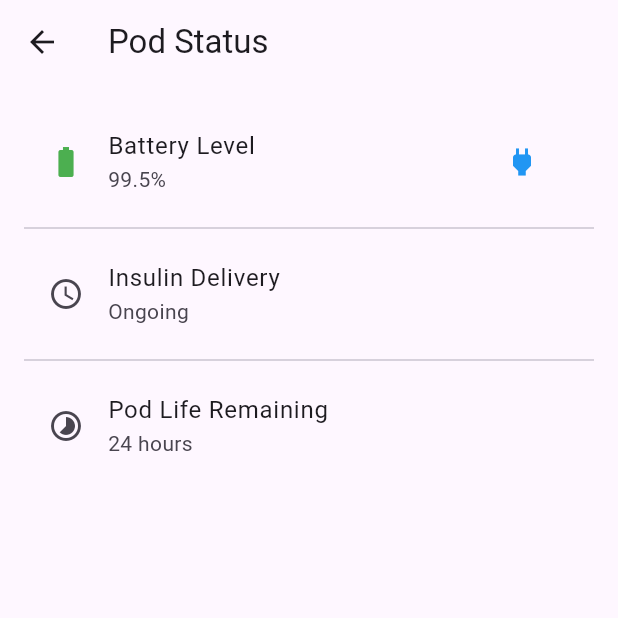
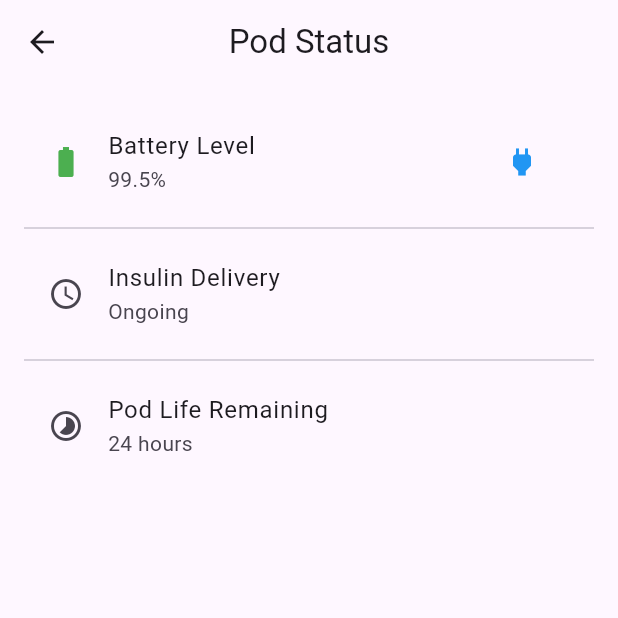
Before and after one commit to ChicoState/smartinsulin, a Flutter app: the PodStatusScreen screen opened by its route, on a phone screen of 412 x 824 dp, the top half of it. Run offline on Flutter 3.47's test engine with Material 3 defaults, Android fonts, the phone set to English and light mode, and no system bars; our stand-ins replace cloud_firestore, firebase_auth, firebase_core, firebase_storage, fl_chart, image_picker and 2 more; missing offline and left inert: firebase_app_check; accounts and stored records are empty; generated files the repository leaves out were written again.

Commit message:
New changes to the Final Version

```diff
--- a/insulinix_app/lib/screens/dashboard/add_note_screen.dart
+++ b/insulinix_app/lib/screens/dashboard/add_note_screen.dart
@@ -96,6 +96,7 @@ class _AddNoteScreenState extends State<AddNoteScreen> {
   Widget build(BuildContext context) {
     return Scaffold(
       appBar: AppBar(
+        centerTitle: true,
         title: const Text('Add Note'),
         automaticallyImplyLeading: false,
       ),
--- a/insulinix_app/lib/screens/dashboard/monitor_screen.dart
+++ b/insulinix_app/lib/screens/dashboard/monitor_screen.dart
@@ -75,7 +75,9 @@ class _MonitorScreenState extends State<MonitorScreen> {
 
     return Scaffold(
       appBar: AppBar(
+
         title: Text("$userName's device"),
+        centerTitle: true,
         automaticallyImplyLeading: false,
       ),
       body: Padding(
--- a/insulinix_app/lib/screens/dashboard/pod_status_screen.dart
+++ b/insulinix_app/lib/screens/dashboard/pod_status_screen.dart
@@ -57,7 +57,8 @@ class _PodStatusScreenState extends State<PodStatusScreen> {
     final isCharging = _batterySimulator.charging;
 
     return Scaffold(
-      appBar: AppBar(title: const Text('Pod Status')),
+      appBar: AppBar(title: const Text('Pod Status'), centerTitle: true,),
+
       body: Padding(
         padding: const EdgeInsets.all(16.0),
         child: Column(
```
